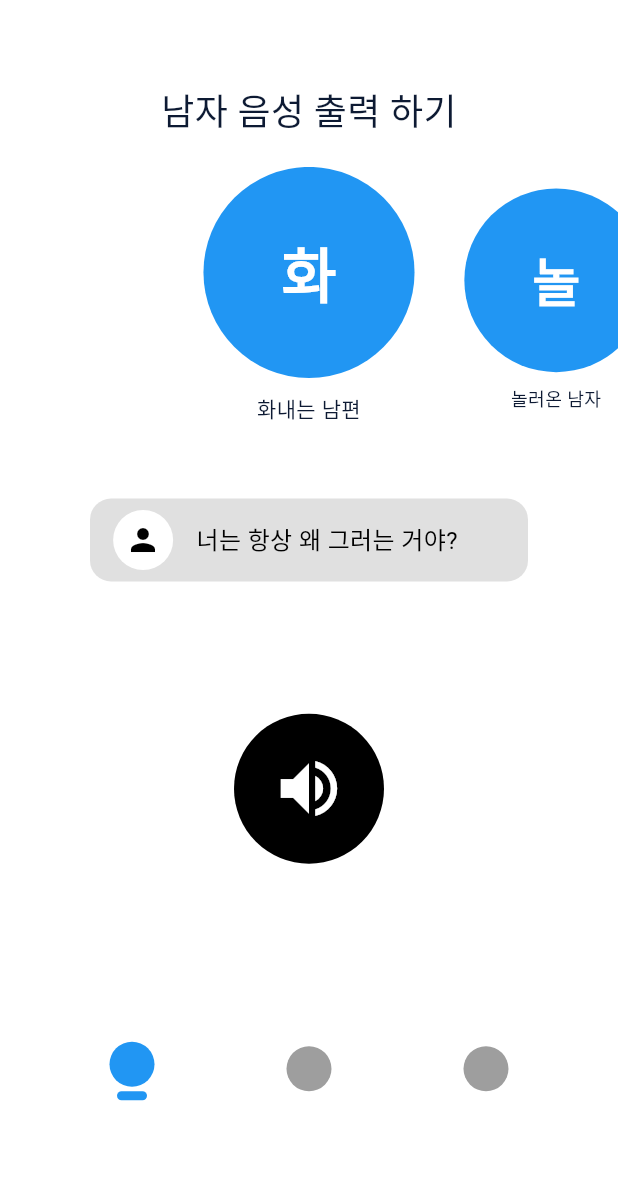
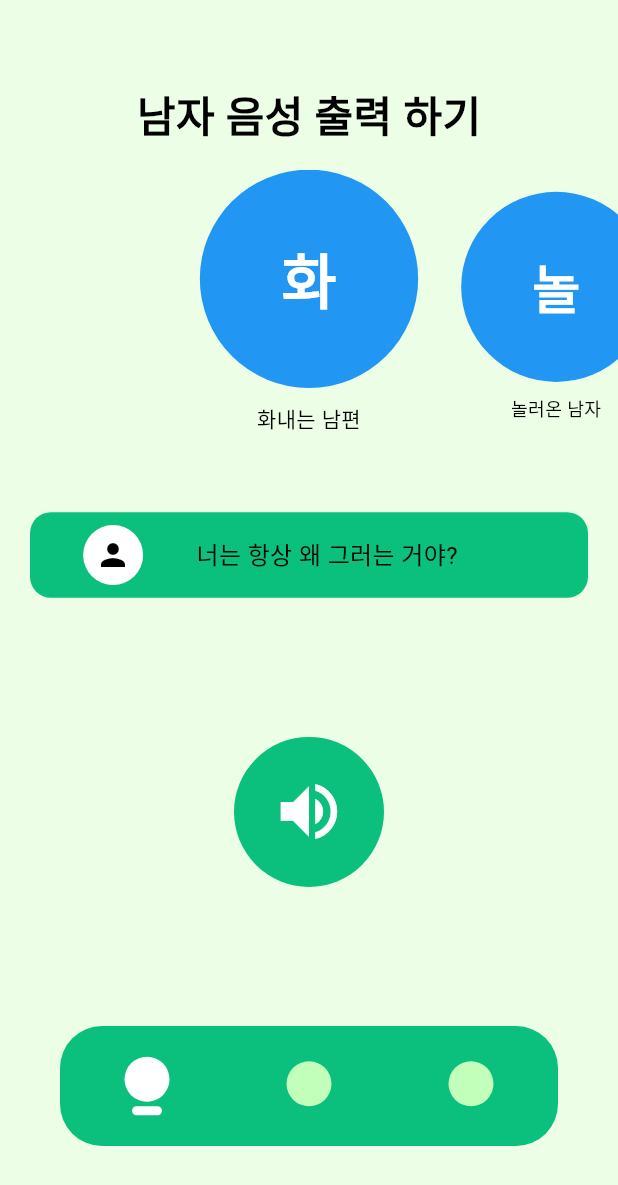
Before and after one commit to blueberry-team/blueberry_voice, a Flutter app: the TopScreen screen opened by its route, on a phone screen of 412 x 824 dp. Shown: the top 1185 px of the screen. Run offline on Flutter 3.47's test engine with Material 3 defaults, Android fonts, the phone set to English and light mode, and no system bars; drawn by our look-alikes of carousel_slider; our stand-ins replace cloud_firestore, firebase_auth, firebase_core, firebase_crashlytics, firebase_messaging, flutter_cache_manager and 14 more; missing offline and left inert: flutter_custom_page_steps_indication; accounts and stored records are empty; generated files the repository leaves out were written again.

Commit message:
change color and theme

```diff
--- a/lib/core/SplashScreen.dart
+++ b/lib/core/SplashScreen.dart
@@ -1,3 +1,4 @@
+import 'package:blueberry_flutter_template/core/TopScreen.dart';
 import 'package:blueberry_flutter_template/feature/onboarding/OnboardingScreen.dart';
 import 'package:blueberry_flutter_template/gen/assets.gen.dart';
 import 'package:flutter/material.dart';
@@ -37,7 +38,7 @@ class _SplashScreenState extends State<SplashScreen> {
       // 초기화 완료 후 메인 화면으로 전환
       if (mounted) {
         hasSeenOnboarding
-                ? context.goNamed(OnboardingScreen.name) // 온보딩 화면을 본 경우
+                ? context.goNamed(TopScreen.name) // 온보딩 화면을 본 경우
                 : context.goNamed(OnboardingScreen.name) // 온보딩 화면을 보지 않은 경우
             ;
       }
@@ -61,7 +62,6 @@ class _SplashScreenState extends State<SplashScreen> {
   Widget build(BuildContext context) {
     // 모바일인 경우 스플래쉬 스크린 표시
     return Scaffold(
-      backgroundColor: Colors.white, // 배경색 설정
       body: Center(
         child: Column(
           mainAxisAlignment: MainAxisAlignment.center,
--- a/lib/core/TopScreen.dart
+++ b/lib/core/TopScreen.dart
@@ -1,6 +1,7 @@
 import 'package:blueberry_flutter_template/feature/send/SendMessageScreen.dart';
 import 'package:blueberry_flutter_template/feature/setting/SettingScreen.dart';
 import 'package:blueberry_flutter_template/feature/voiceOutput/VoiceOutputScreen.dart';
+import 'package:blueberry_flutter_template/utils/AppColors.dart';
 import 'package:flutter/material.dart';
 import 'package:flutter_riverpod/flutter_riverpod.dart';
 
@@ -53,12 +54,13 @@ class CustomBottomNavigationBar extends StatelessWidget {
 
   @override
   Widget build(BuildContext context) {
-    return Container(
-      margin: EdgeInsets.only(bottom: 60.0),
-      padding: EdgeInsets.symmetric(horizontal: 20.0),
+    return Padding(
+      padding: const EdgeInsets.symmetric(horizontal: 40.0),
+      child: Container(
+        margin: const EdgeInsets.only(bottom: 60.0),
         decoration: BoxDecoration(
-        color: Colors.white,
-        borderRadius: BorderRadius.vertical(top: Radius.circular(16)),
+          color: accentColor,
+          borderRadius: BorderRadius.circular(28.0),
         ),
         child: Row(
           mainAxisAlignment: MainAxisAlignment.spaceEvenly,
@@ -68,9 +70,9 @@ class CustomBottomNavigationBar extends StatelessWidget {
               child: InkWell(
                   onTap: () => onPageChanged(index),
                   customBorder: const CircleBorder(),
-                child: Container(
+                  child: SizedBox(
                     width: 100,
-                  height: 100,
+                    height: 80,
                     child: Column(
                       mainAxisAlignment: MainAxisAlignment.center,
                       children: [
@@ -80,7 +82,7 @@ class CustomBottomNavigationBar extends StatelessWidget {
                           decoration: BoxDecoration(
                             shape: BoxShape.circle,
                             color:
-                              index == currentIndex ? Colors.blue : Colors.grey,
+                                index == currentIndex ? Colors.white : accentColor2,
                           ),
                         ),
                         const SizedBox(
@@ -91,7 +93,7 @@ class CustomBottomNavigationBar extends StatelessWidget {
                             width: 20,
                             height: 6,
                             decoration: BoxDecoration(
-                              color: Colors.blue,
+                                color: Colors.white,
                                 borderRadius: BorderRadius.circular(10)),
                           ),
                       ],
@@ -100,6 +102,7 @@ class CustomBottomNavigationBar extends StatelessWidget {
             );
           }),
         ),
+      ),
     );
   }
 }
--- a/lib/feature/onboarding/OnboardingData.dart
+++ b/lib/feature/onboarding/OnboardingData.dart
@@ -21,7 +21,7 @@ class OnboardingData {
     {
       title: AppStrings.onboardingTitle3,
       description: AppStrings.onboardingDescription3,
-      image: Assets.images.sample
+      image: Assets.images.smile
     },
   ];
 }
--- a/lib/feature/send/SendMessageScreen.dart
+++ b/lib/feature/send/SendMessageScreen.dart
@@ -36,7 +36,7 @@ class SendMessageTitleText extends StatelessWidget {
   Widget build(BuildContext context) {
     return const Text(
       '경찰서에 문자하기',
-      style: black24TextStyle,
+      style: black28boldTextStyle,
     );
   }
 }
--- a/lib/feature/send/widget/SendMessageButton.dart
+++ b/lib/feature/send/widget/SendMessageButton.dart
@@ -1,4 +1,5 @@
 import 'package:blueberry_flutter_template/feature/send/provider/messageIndexProvider.dart';
+import 'package:blueberry_flutter_template/utils/AppColors.dart';
 import 'package:blueberry_flutter_template/utils/AppStrings.dart';
 import 'package:flutter/material.dart';
 import 'package:flutter_riverpod/flutter_riverpod.dart';
@@ -11,7 +12,7 @@ class SendMessageButton extends ConsumerWidget {
   Widget build(BuildContext context, WidgetRef ref) {
     final index = ref.watch(messageIndexProvider);
     return CircleAvatar(
-      backgroundColor: Colors.black,
+      backgroundColor: accentColor,
       radius: 50,
       child: IconButton(
         onPressed: () async {
--- a/lib/feature/send/widget/SendMessagePreview.dart
+++ b/lib/feature/send/widget/SendMessagePreview.dart
@@ -1,4 +1,5 @@
 import 'package:blueberry_flutter_template/feature/send/provider/messageIndexProvider.dart';
+import 'package:blueberry_flutter_template/utils/AppTextStyle.dart';
 import 'package:flutter/material.dart';
 import 'package:flutter_riverpod/flutter_riverpod.dart';
 
@@ -19,10 +20,7 @@ class SendMessagePreview extends ConsumerWidget {
             Text(
               messages[index],
               textAlign: TextAlign.center,
-              style: TextStyle(
-                fontSize: 32.0,
-                fontWeight: FontWeight.bold,
-              ),
+              style: black28boldTextStyle,
             ),
             SizedBox(height: 60),
 
--- a/lib/feature/send/widget/SendMessagePreviewChangeButton.dart
+++ b/lib/feature/send/widget/SendMessagePreviewChangeButton.dart
@@ -1,4 +1,5 @@
 import 'package:blueberry_flutter_template/feature/send/provider/messageIndexProvider.dart';
+import 'package:blueberry_flutter_template/utils/AppTextStyle.dart';
 import 'package:flutter/material.dart';
 import 'package:flutter_riverpod/flutter_riverpod.dart';
 
@@ -18,7 +19,7 @@ class SendMessagePreviewChangeButton extends ConsumerWidget {
             // 텍스트 변경
           },
         ),
-        Text('메시지 텍스트 변경하기', style: TextStyle(fontSize: 24.0)),
+        Text('메시지 텍스트 변경하기', style: black16TextStyle),
       ],
     );
   }
--- a/lib/feature/voiceOutput/VoiceOutputScreen.dart
+++ b/lib/feature/voiceOutput/VoiceOutputScreen.dart
@@ -35,7 +35,7 @@ class VoiceOutputTitleText extends StatelessWidget {
   Widget build(BuildContext context) {
     return const Text(
       '남자 음성 출력 하기',
-      style: black24TextStyle,
+      style: black28boldTextStyle,
     );
   }
 }
--- a/lib/feature/voiceOutput/widget/VoiceOutputButton.dart
+++ b/lib/feature/voiceOutput/widget/VoiceOutputButton.dart
@@ -1,4 +1,5 @@
 import 'package:blueberry_flutter_template/feature/voiceOutput/provider/CategoryIondexProvider.dart';
+import 'package:blueberry_flutter_template/utils/AppColors.dart';
 import 'package:flutter/material.dart';
 import 'package:flutter_riverpod/flutter_riverpod.dart';
 
@@ -8,20 +9,18 @@ class VoiceOutputButton extends ConsumerWidget {
   @override
   Widget build(BuildContext context, WidgetRef ref) {
     final categoryIndex = ref.watch(categoryIndexProvider);
-
     return CircleAvatar(
-      backgroundColor: Colors.black,
+      backgroundColor: accentColor,
       radius: 50,
       child: IconButton(
         onPressed: () {
           print('음성 출력: ${categoryIndex}');
         },
         icon: const Icon(Icons.volume_up),
+        color: Colors.white,
         // 마이크 아이콘
         iconSize: 50,
         // 아이콘 크기
-        color: Colors.white,
-        // 아이콘 색상
         splashRadius: 30, // 클릭 반경
       ),
     );
--- a/lib/feature/voiceOutput/widget/VoiceOutputDescriptionTextBox.dart
+++ b/lib/feature/voiceOutput/widget/VoiceOutputDescriptionTextBox.dart
@@ -1,4 +1,5 @@
 import 'package:blueberry_flutter_template/feature/voiceOutput/provider/CategoryIondexProvider.dart';
+import 'package:blueberry_flutter_template/utils/AppColors.dart';
 import 'package:flutter/material.dart';
 import 'package:flutter_riverpod/flutter_riverpod.dart';
 
@@ -19,11 +20,11 @@ class VoiceOutputDescriptionTextBox extends ConsumerWidget {
     ];
 
     return Padding(
-      padding: const EdgeInsets.symmetric(horizontal: 60),
+      padding: const EdgeInsets.symmetric(horizontal: 20),
       child: Container(
           width: double.infinity,
           decoration: BoxDecoration(
-            color: Colors.grey.shade300,
+            color: accentColor,
             borderRadius: BorderRadius.circular(14),
           ),
           child: Center(
@@ -37,7 +38,7 @@ class VoiceOutputDescriptionTextBox extends ConsumerWidget {
                   descriptionList[categoryIndex],
                   style: const TextStyle(
                     fontSize: 16,
-                    color: Colors.black,
+                    color: textColor,
                   ),
                 ),
                 const SizedBox(width: 16),
--- a/lib/utils/AppDialogStyle.dart
+++ b/lib/utils/AppDialogStyle.dart
@@ -6,8 +6,8 @@ class DialogStyle extends ThemeExtension<DialogStyle> {
   const DialogStyle({
     this.title = black16BoldTextStyle,
     this.description = black12TextStyle,
-    this.cancelButtonText = blue16BoldTextStyle,
-    this.agreeButtonText = blue16TextStyle,
+    this.cancelButtonText = black16BoldTextStyle,
+    this.agreeButtonText = black16BoldTextStyle,
   });
 
   final TextStyle? title;
--- a/lib/utils/AppStrings.dart
+++ b/lib/utils/AppStrings.dart
@@ -184,7 +184,7 @@ class AppStrings {
   static const String onboardingTitle2 = '목소리 설정';
   static const String onboardingDescription2 = '남자 목소리를 출력해서, 수상한 사람이 접근하는 상황에서 도움이 될 수 있어요.';
   static const String onboardingTitle3 = '시작하기';
-  static const String onboardingDescription3 = '여정을 시작해봅시다!';
+  static const String onboardingDescription3 = '꾸준히 기능들이 추가될 예정입니다! 잘부탁드려요!';
   static const String onboardingScreenButtonStart = '시작하기';
   static const String onboardingScreenButtonNext = '다음';
 }
--- a/lib/utils/AppTheme.dart
+++ b/lib/utils/AppTheme.dart
@@ -1,26 +1,27 @@
 import 'package:flutter/material.dart';
+
 import 'AppColors.dart';
 import 'AppDialogStyle.dart';
 import 'AppTextStyle.dart';
 
 final ThemeData lightTheme = ThemeData(
   listTileTheme: const ListTileThemeData(
-    tileColor: white,
-    textColor: black,
+    tileColor: primaryColor,
+    textColor: textColor,
     contentPadding: EdgeInsets.symmetric(horizontal: 20),
     horizontalTitleGap: 0,
     minVerticalPadding: 0,
     dense: true,
   ),
   colorScheme: ColorScheme.fromSeed(
-    seedColor: white,
-    primary: black,
-    secondary: greySecondary,
+    seedColor: Colors.white,
+    primary: accentColor, // 다이얼로그 기본 확인 버튼
+    secondary: Colors.green,
   ),
   appBarTheme: const AppBarTheme(
-    color: white,
+    color: primaryColor,
     iconTheme: IconThemeData(
-      color: blue,
+      color: primaryColor,
     ),
     titleTextStyle: black16BoldTextStyle,
   ),
@@ -44,25 +45,28 @@ final ThemeData lightTheme = ThemeData(
   extensions: const <ThemeExtension<dynamic>>{
     DialogStyle(),
   },
-  dividerColor: greySecondary.withOpacity(0.1),
-  scaffoldBackgroundColor: white,
+  dividerColor: accentColor.withOpacity(0.1),
+  scaffoldBackgroundColor: primaryColor,
 );
 
 final ThemeData darkTheme = ThemeData(
   listTileTheme: const ListTileThemeData(
-    tileColor: black,
-    textColor: white,
+    tileColor: primaryDarkColor,
+    textColor: darkTextColor,
     contentPadding: EdgeInsets.symmetric(horizontal: 20),
     horizontalTitleGap: 0,
     minVerticalPadding: 0,
     dense: true,
   ),
   colorScheme: ColorScheme.fromSeed(
-      seedColor: white, primary: black, secondary: greySecondary),
+    seedColor: Colors.white,
+    primary: Colors.red,
+    secondary: Colors.blue,
+  ),
   appBarTheme: const AppBarTheme(
-    color: black,
+    color: primaryDarkColor,
     iconTheme: IconThemeData(
-      color: blue,
+      color: primaryDarkColor,
     ),
     titleTextStyle: white16BoldTextStyle,
   ),
@@ -86,6 +90,6 @@ final ThemeData darkTheme = ThemeData(
   extensions: const <ThemeExtension<dynamic>>{
     DialogStyle(),
   },
-  dividerColor: greySecondary.withOpacity(0.1),
-  scaffoldBackgroundColor: black,
+  dividerColor: accentColor.withOpacity(0.1),
+  scaffoldBackgroundColor: primaryDarkColor,
 );
--- a/lib/utils/DialogHelpers.dart
+++ b/lib/utils/DialogHelpers.dart
@@ -1,3 +1,4 @@
+import 'package:blueberry_flutter_template/utils/AppColors.dart';
 import 'package:flutter/material.dart';
 
 import 'AppStrings.dart';
@@ -7,6 +8,7 @@ void showSuccessDialog(BuildContext context, String message) {
     context: context,
     builder: (BuildContext context) {
       return AlertDialog(
+        backgroundColor: primaryColor,
         title: const Text(AppStrings.showSuccessDialogTitle),
         content: Text(message),
         actions: <Widget>[
@@ -27,6 +29,7 @@ void showErrorDialog(BuildContext context, String message) {
     context: context,
     builder: (BuildContext context) {
       return AlertDialog(
+        backgroundColor: primaryColor,
         title: const Text(AppStrings.showErrorDialogTitle),
         content: Text(message),
         actions: <Widget>[
```
Also changed, not shown: lib/feature/onboarding/OnboardingScreen.dart (+4 -3 lines), lib/gen/assets.gen.dart (+16 -1 lines), lib/utils/AppColors.dart (+28 -62 lines), lib/utils/AppTextStyle.dart (+22 -30 lines), assets/images/smile.svg (added). Lines whose indentation alone changed are shown as unchanged.
